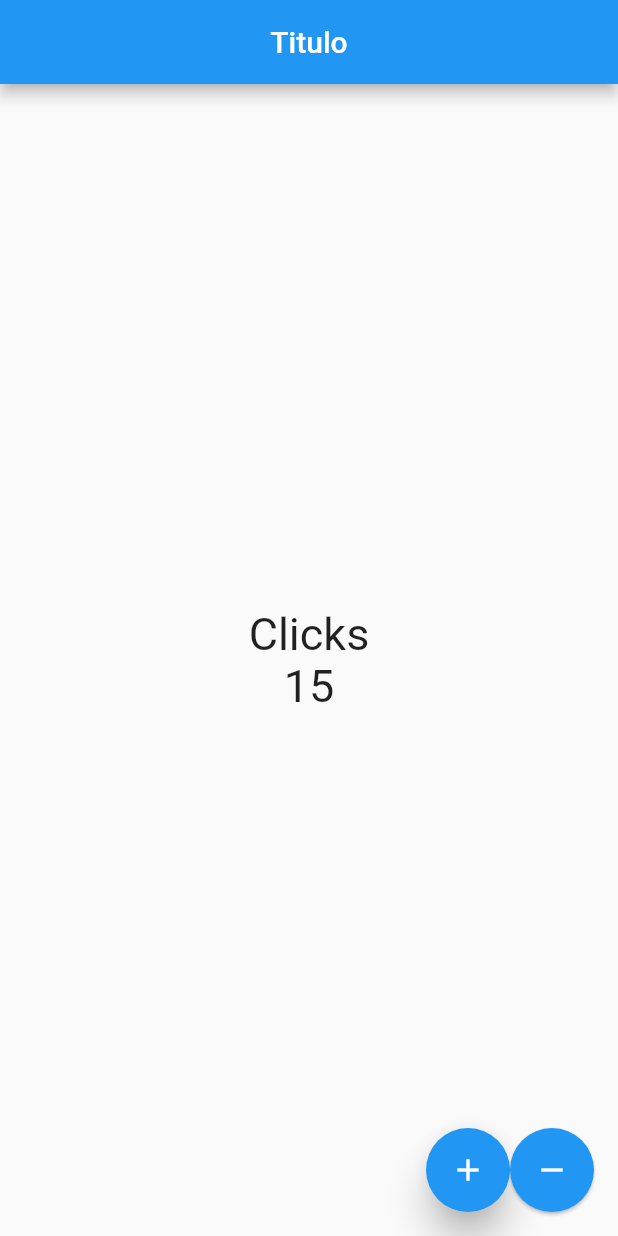
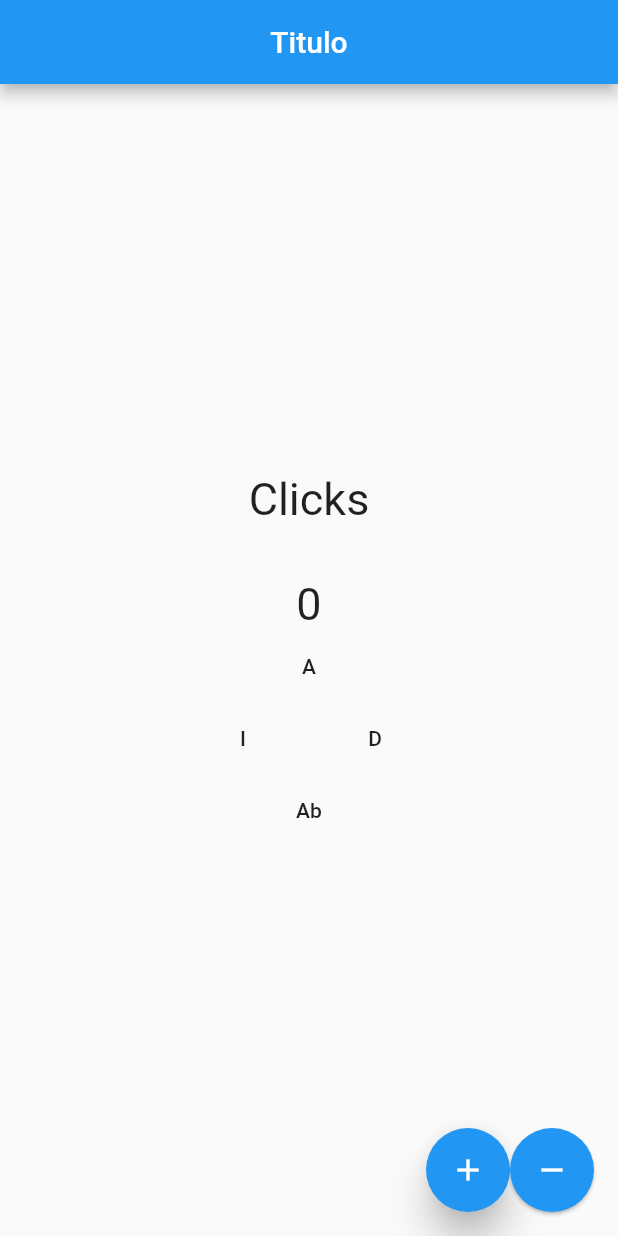
Before and after one commit to guga11111/Practica-Flutter, a Flutter app: the screen it shows after launch, on a phone screen of 412 x 824 dp. Run offline on Flutter 3.47's test engine with Material 2 defaults, Android fonts, the phone set to English and light mode, and no system bars.

Commit message:
Limited actions button

```diff
--- a/lib/app.dart
+++ b/lib/app.dart
@@ -1,13 +1,13 @@
 
 import 'package:flutter/cupertino.dart';
 import 'package:flutter/material.dart';
-import 'package:practicaflutter/src/pages/conteo_page.dart';
+import 'package:practicaflutter/src/pages/control_page.dart';
 
 class MyApp extends StatelessWidget{
   Widget build(context){
     return MaterialApp(
         home: Center(
-          child: ConteoPage(),
+          child: ControlPage(),
         )
     );
   }
--- a/lib/src/app.dart
+++ /dev/null
@@ -1 +0,0 @@
-// TODO Implement this library.
--- /dev/null
+++ b/lib/src/pages/control_page.dart
@@ -0,0 +1,114 @@
+import 'package:flutter/material.dart';
+
+class ControlPage extends StatefulWidget {
+  @override
+  createState() {
+    return _ControlPageState();
+  }
+}
+
+class _ControlPageState extends State < ControlPage > {
+  final _estilo = TextStyle(fontSize: 30);
+  int _conteo = 15;
+  int _vertical = 0;
+  int _horizontal = 0;
+  var texto = '';
+  void validar() {
+    if (_vertical > 10) {
+        texto = "Esta en el limite";
+        _vertical = 10;
+    }
+    if (_vertical < -9) {
+        _vertical = -9;
+        texto = "Esta en el limite";
+
+    }
+    if (_vertical > -9 && _vertical < 9){
+      texto = "";
+    }
+
+
+
+}
+
+
+
+
+
+  @override
+  Widget build(BuildContext context) {
+    return Scaffold(
+      appBar: AppBar(
+        title: Text('Titulo'),
+        centerTitle: true,
+      ),
+      body: Center(
+        child: Column( //columna
+          mainAxisAlignment: MainAxisAlignment.center,
+          children: [
+            Text("Clicks", style: _estilo),
+            Text("$texto", style: _estilo),
+            Text("$_vertical", style: _estilo),
+            Row(
+              mainAxisAlignment: MainAxisAlignment.center,
+              children: [FlatButton(child: Text("A"), onPressed: () {
+                setState(() {
+                  _vertical++;
+                validar();
+                });
+              }), ]),
+            Row(
+              mainAxisAlignment: MainAxisAlignment.center,
+              children: [FlatButton(child: Text("I"), onPressed: () {
+                setState(() {
+                  validar();
+                  _horizontal--;
+                });
+              }), FlatButton(child: Text("D"), onPressed: () {
+                setState(() {
+                  validar();
+                  _horizontal++;
+                });
+              })]),
+            Row(
+              mainAxisAlignment: MainAxisAlignment.center,
+              children: [FlatButton(child: Text("Ab"), onPressed: () {
+                setState(() {
+                  validar();
+                  _vertical--;
+                });
+              }), ]),
+            Row()
+          ],
+        ),
+      ),
+      floatingActionButton: Row(
+        mainAxisAlignment: MainAxisAlignment.end,
+        children: [
+          FloatingActionButton(
+            child: Icon(Icons.add),
+            elevation: 10,
+            onPressed: () {
+              setState(() {
+                _conteo++;
+              });
+            }),
+          FloatingActionButton(
+            child: Icon(Icons.remove),
+            elevation: 1,
+            onPressed: () {
+              setState(() {
+                _conteo--;
+              });
+            }),
+        ],
+      ));
+
+    /*child: Icon(Icons.add),
+        onPressed: () {
+          setState(() {
+            _conteo++;
+          });
+        },*/
+  }
+}
```
